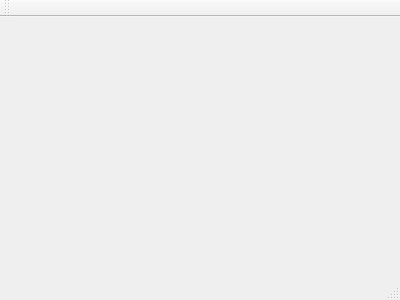
Old version of the form mainwindow.ui in the repository FusionLauncher/FusionClient.
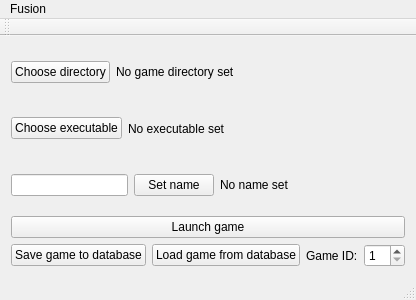
New version of the form.

```diff
--- a/mainwindow.ui
+++ b/mainwindow.ui
@@ -12,13 +12,190 @@
   <property name="windowTitle" >
    <string>MainWindow</string>
   </property>
-  <widget class="QMenuBar" name="menuBar" />
-  <widget class="QToolBar" name="mainToolBar" />
-  <widget class="QWidget" name="centralWidget" />
-  <widget class="QStatusBar" name="statusBar" />
+  <property name="styleSheet">
+   <string notr="true"/>
+  </property>
+  <widget class="QWidget" name="centralWidget">
+   <layout class="QVBoxLayout" name="verticalLayout">
+    <item>
+     <layout class="QHBoxLayout" name="horizontalLayout">
+      <item>
+       <widget class="QPushButton" name="chooseGameButton">
+        <property name="text">
+         <string>Choose directory</string>
+        </property>
+       </widget>
+      </item>
+      <item>
+       <widget class="QLabel" name="gamePathLabel">
+        <property name="text">
+         <string>No game directory set</string>
+        </property>
+       </widget>
+      </item>
+      <item>
+       <spacer name="horizontalSpacer_2">
+        <property name="orientation">
+         <enum>Qt::Horizontal</enum>
+        </property>
+        <property name="sizeHint" stdset="0">
+         <size>
+          <width>40</width>
+          <height>20</height>
+         </size>
+        </property>
+       </spacer>
+      </item>
+     </layout>
+    </item>
+    <item>
+     <layout class="QHBoxLayout" name="horizontalLayout_2">
+      <item>
+       <widget class="QPushButton" name="chooseExecutableButton">
+        <property name="text">
+         <string>Choose executable</string>
+        </property>
+       </widget>
+      </item>
+      <item>
+       <widget class="QLabel" name="gameExeLabel">
+        <property name="text">
+         <string>No executable set</string>
+        </property>
+       </widget>
+      </item>
+      <item>
+       <spacer name="horizontalSpacer_3">
+        <property name="orientation">
+         <enum>Qt::Horizontal</enum>
+        </property>
+        <property name="sizeHint" stdset="0">
+         <size>
+          <width>40</width>
+          <height>20</height>
+         </size>
+        </property>
+       </spacer>
+      </item>
+     </layout>
+    </item>
+    <item>
+     <layout class="QHBoxLayout" name="horizontalLayout_3">
+      <item>
+       <widget class="QLineEdit" name="nameEdit"/>
+      </item>
+      <item>
+       <widget class="QPushButton" name="setNameButton">
+        <property name="text">
+         <string>Set name</string>
+        </property>
+       </widget>
+      </item>
+      <item>
+       <widget class="QLabel" name="gameNameLabel">
+        <property name="text">
+         <string>No name set</string>
+        </property>
+       </widget>
+      </item>
+      <item>
+       <spacer name="horizontalSpacer">
+        <property name="orientation">
+         <enum>Qt::Horizontal</enum>
+        </property>
+        <property name="sizeHint" stdset="0">
+         <size>
+          <width>40</width>
+          <height>20</height>
+         </size>
+        </property>
+       </spacer>
+      </item>
+     </layout>
+    </item>
+    <item>
+     <widget class="QPushButton" name="launchGameButton">
+      <property name="text">
+       <string>Launch game</string>
+      </property>
+     </widget>
+    </item>
+    <item>
+     <layout class="QHBoxLayout" name="horizontalLayout_4">
+      <item>
+       <widget class="QPushButton" name="saveButton">
+        <property name="text">
+         <string>Save game to database</string>
+        </property>
+       </widget>
+      </item>
+      <item>
+       <widget class="QPushButton" name="loadButton">
+        <property name="text">
+         <string>Load game from database</string>
+        </property>
+       </widget>
+      </item>
+      <item>
+       <widget class="QLabel" name="gameIdLabel">
+        <property name="text">
+         <string>Game ID:</string>
+        </property>
+       </widget>
+      </item>
+      <item>
+       <widget class="QSpinBox" name="gameIdBox">
+        <property name="styleSheet">
+         <string notr="true"/>
+        </property>
+        <property name="minimum">
+         <number>1</number>
+        </property>
+       </widget>
+      </item>
+     </layout>
+    </item>
+   </layout>
+  </widget>
+  <widget class="QMenuBar" name="menuBar">
+   <property name="geometry">
+    <rect>
+     <x>0</x>
+     <y>0</y>
+     <width>400</width>
+     <height>15</height>
+    </rect>
+   </property>
+   <widget class="QMenu" name="menuFusion">
+    <property name="title">
+     <string>Fusion</string>
+    </property>
+    <addaction name="actionRemove_database_2"/>
+    <addaction name="actionRefresh_UI"/>
+   </widget>
+   <addaction name="menuFusion"/>
+  </widget>
+  <widget class="QToolBar" name="mainToolBar">
+   <attribute name="toolBarArea">
+    <enum>TopToolBarArea</enum>
+   </attribute>
+   <attribute name="toolBarBreak">
+    <bool>false</bool>
+   </attribute>
+  </widget>
+  <widget class="QStatusBar" name="statusBar"/>
+  <action name="actionRemove_database_2">
+   <property name="text">
+    <string>Reset database</string>
+   </property>
+  </action>
+  <action name="actionRefresh_UI">
+   <property name="text">
+    <string>Refresh UI</string>
+   </property>
+  </action>
  </widget>
- <layoutDefault spacing="6" margin="11" />
- <pixmapfunction></pixmapfunction>
+ <layoutdefault spacing="6" margin="11"/>
  <resources/>
  <connections/>
 </ui>
```
Left out of the diff: 7 changed lines with no effect on the pictures.
